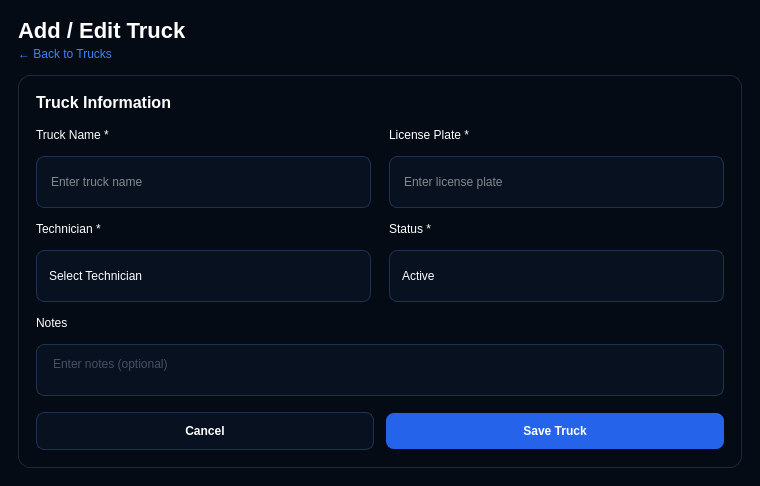
Before: the Qt Designer form InventoryQtApp/AddEditTruckDialog.ui in Felipeact/InventoryQtApp, drawn with Qt 5.
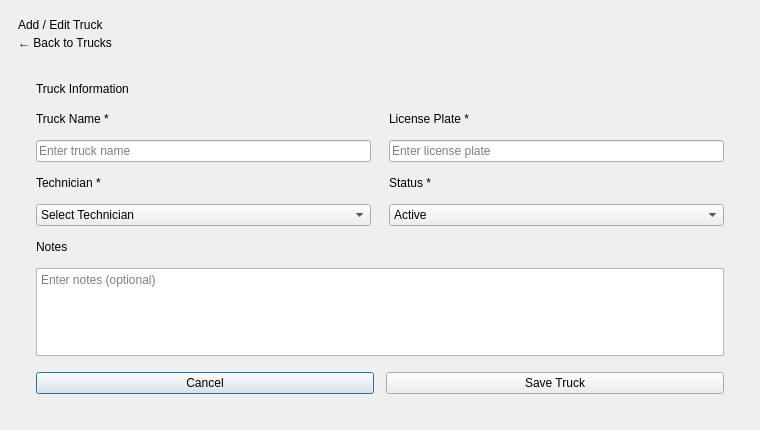
After: the same form once the commit is applied.

The edit to the form file:
```diff
--- a/InventoryQtApp/AddEditTruckDialog.ui
+++ b/InventoryQtApp/AddEditTruckDialog.ui
@@ -17,107 +17,7 @@
 		</property>
 
 		<property name="styleSheet">
-			<string notr="true">
-				QDialog#AddEditTruckDialogClass {
-				background-color: #050B14;
-				color: #FFFFFF;
-				font-family: "Segoe UI";
-				}
-
-				QLabel {
-				background: transparent;
-				color: #FFFFFF;
-				}
-
-				QLabel#dialogTitle {
-				font-size: 22px;
-				font-weight: 800;
-				}
-
-				QLabel#backLabel {
-				color: #3B82F6;
-				font-size: 12px;
-				}
-
-				QWidget#formCard {
-				background: qlineargradient(
-				x1:0, y1:0,
-				x2:1, y2:1,
-				stop:0 #0B1626,
-				stop:1 #091322
-				);
-				border: 1px solid #1B2A40;
-				border-radius: 12px;
-				}
-
-				QLabel#sectionTitle {
-				font-size: 16px;
-				font-weight: 800;
-				color: #FFFFFF;
-				}
-
-				QLabel#fieldLabel {
-				color: #CBD5E1;
-				font-size: 12px;
-				font-weight: 600;
-				}
-
-				QLineEdit,
-				QComboBox,
-				QPlainTextEdit {
-				background-color: #08111F;
-				border: 1px solid #1E3350;
-				border-radius: 8px;
-				color: #FFFFFF;
-				padding: 8px 12px;
-				min-height: 34px;
-				font-size: 12px;
-				}
-
-				QLineEdit:focus,
-				QComboBox:focus,
-				QPlainTextEdit:focus {
-				border: 1px solid #2563EB;
-				background-color: #0B1626;
-				}
-
-				QLineEdit::placeholder,
-				QPlainTextEdit {
-				color: #7F8DA3;
-				}
-
-				QComboBox::drop-down {
-				border: none;
-				width: 26px;
-				}
-
-				QPushButton#cancelButton {
-				background-color: #08111F;
-				border: 1px solid #1E3350;
-				border-radius: 8px;
-				color: #FFFFFF;
-				min-height: 36px;
-				font-weight: 700;
-				}
-
-				QPushButton#cancelButton:hover {
-				background-color: #111C2D;
-				border: 1px solid #2563EB;
-				}
-
-				QPushButton#saveButton {
-				background-color: #2563EB;
-				border: none;
-				border-radius: 8px;
-				color: #FFFFFF;
-				min-height: 36px;
-				font-weight: 800;
-				}
-
-				QPushButton#saveButton:hover {
-				background-color: #1D4ED8;
-				}
-			</string>
+			<string notr="true"/>
 		</property>
 
 		<layout class="QVBoxLayout" name="rootLayout">
```
